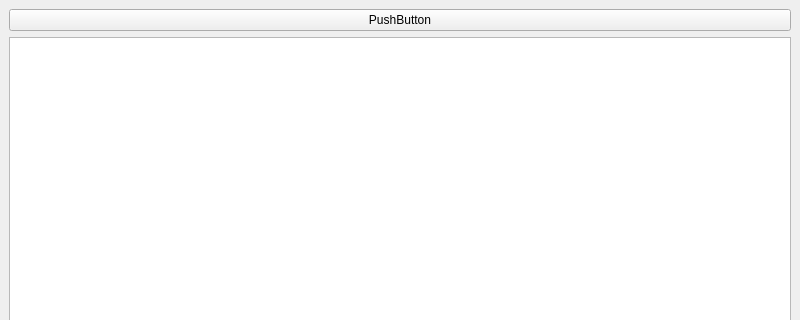
calamitymoon/skola, file pvp/qt/zobrazit-graficke-soubory-ve-slozce/mainwindow.ui: the form before one commit; both pictures show x 0 to 800 and y 0 to 320 of the 800 by 600 pixel window.
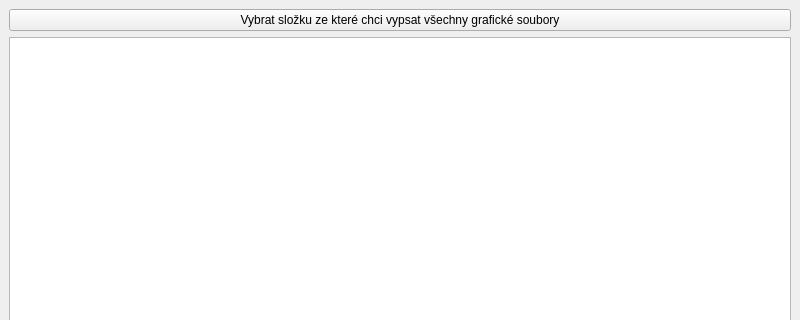
The form after the commit.

```diff
--- a/pvp/qt/zobrazit-graficke-soubory-ve-slozce/mainwindow.ui
+++ b/pvp/qt/zobrazit-graficke-soubory-ve-slozce/mainwindow.ui
@@ -18,7 +18,7 @@
     <item>
      <widget class="QPushButton" name="pbTlacitko">
       <property name="text">
-       <string>PushButton</string>
+       <string>Vybrat složku ze které chci vypsat všechny grafické soubory</string>
       </property>
      </widget>
     </item>
```
